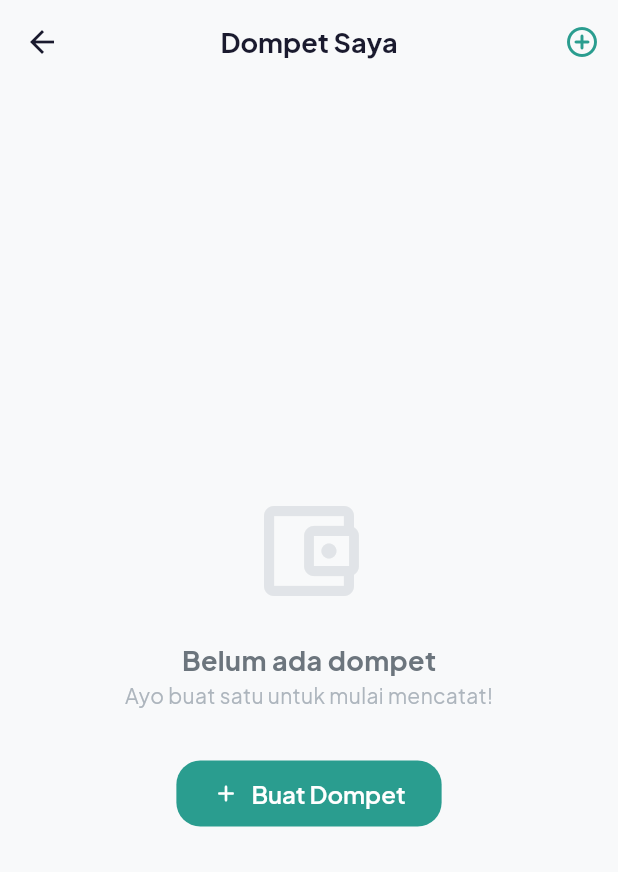
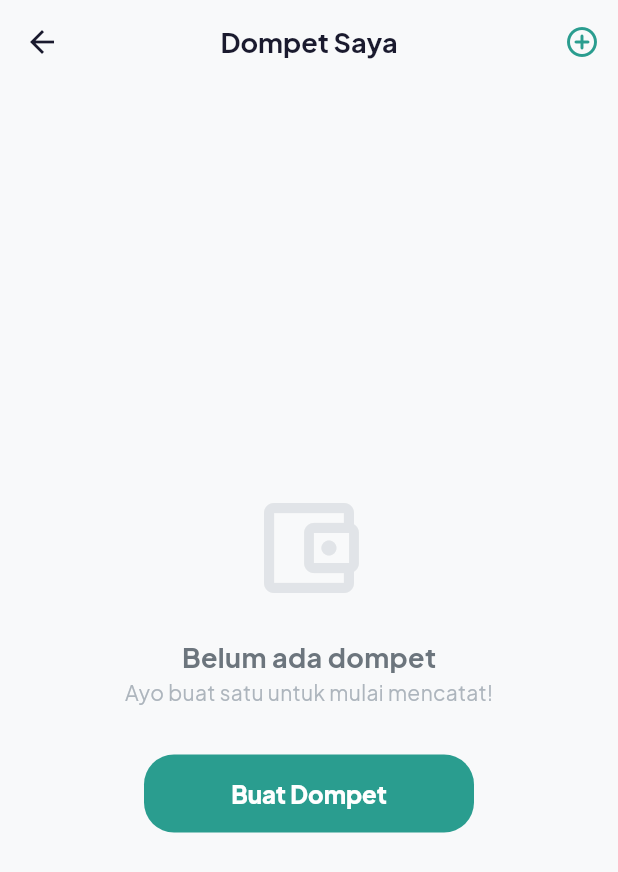
Before and after one commit to MyusiZ3/MyDuitGweh, a Flutter app: the WalletScreen screen opened directly, on a phone screen of 412 x 824 dp. Shown: the top 872 px of the screen. Run offline on Flutter 3.47's test engine with Material 3 defaults, Android fonts, the phone set to English and light mode, and no system bars; our stand-ins replace cloud_firestore, csv, firebase_auth, firebase_core, fl_chart, flutter_local_notifications and 8 more; accounts and stored records are empty.

Commit message:
feat(wallet): identify transaction creators to enhance colab insights
- Inject `createdByName` transparently via FirebaseAuth on add_transaction_screen
- Add layout centering constraint to create-wallet generic empty state
- Show creator name tag intelligently on collaborative wallet transactions

```diff
--- a/lib/models/transaction_model.dart
+++ b/lib/models/transaction_model.dart
@@ -9,6 +9,7 @@ class TransactionModel {
   final String category;
   final String note;
   final String createdBy;
+  final String createdByName;
   final DateTime date;
 
   TransactionModel({
@@ -19,6 +20,7 @@ class TransactionModel {
     required this.category,
     required this.note,
     required this.createdBy,
+    required this.createdByName,
     required this.date,
   });
 
@@ -31,6 +33,7 @@ class TransactionModel {
       category: json['category'] as String,
       note: json['note'] as String? ?? '',
       createdBy: json['createdBy'] as String,
+      createdByName: json['createdByName'] as String? ?? 'Teman Kamu',
       date: (json['date'] as Timestamp).toDate(),
     );
   }
@@ -43,6 +46,7 @@ class TransactionModel {
       'category': category,
       'note': note,
       'createdBy': createdBy,
+      'createdByName': createdByName,
       'date': Timestamp.fromDate(date),
     };
   }
@@ -58,6 +62,7 @@ class TransactionModel {
     String? category,
     String? note,
     String? createdBy,
+    String? createdByName,
     DateTime? date,
   }) {
     return TransactionModel(
@@ -68,6 +73,7 @@ class TransactionModel {
       category: category ?? this.category,
       note: note ?? this.note,
       createdBy: createdBy ?? this.createdBy,
+      createdByName: createdByName ?? this.createdByName,
       date: date ?? this.date,
     );
   }
--- a/lib/screens/add_transaction_screen.dart
+++ b/lib/screens/add_transaction_screen.dart
@@ -77,6 +77,7 @@ class _AddTransactionScreenState extends State<AddTransactionScreen> {
         category: _selectedCategory!,
         note: _noteController.text.trim(),
         createdBy: _uid,
+        createdByName: FirebaseAuth.instance.currentUser?.displayName ?? 'Anonim',
         date: DateTime.now(),
       );
 
--- a/lib/screens/wallet_screen.dart
+++ b/lib/screens/wallet_screen.dart
@@ -410,7 +410,19 @@ class _WalletScreenState extends State<WalletScreen> {
                               ),
                             ),
                             title: Text(t.category, style: const TextStyle(fontWeight: FontWeight.bold)),
-                            subtitle: Text(DateFormat('dd MMM yyyy').format(t.date)),
+                            subtitle: Column(
+                              crossAxisAlignment: CrossAxisAlignment.start,
+                              children: [
+                                Text(DateFormat('dd MMM yyyy • HH:mm').format(t.date), style: const TextStyle(fontSize: 12)),
+                                if (wallet.isColab) ...[
+                                  const SizedBox(height: 2),
+                                  Text(
+                                    'Dibuat oleh: ${t.createdByName}',
+                                    style: const TextStyle(fontSize: 12, color: AppColors.primary, fontWeight: FontWeight.w600),
+                                  ),
+                                ]
+                              ],
+                            ),
                             trailing: Text(
                               '${t.isIncome ? '+' : '-'}${CurrencyFormatter.formatCurrency(t.amount)}',
                               style: TextStyle(
@@ -442,15 +454,18 @@ class _WalletScreenState extends State<WalletScreen> {
           const Text('Belum ada dompet', style: TextStyle(fontSize: 18, fontWeight: FontWeight.bold)),
           const Text('Ayo buat satu untuk mulai mencatat!', style: TextStyle(color: AppColors.textHint)),
           const SizedBox(height: 32),
-          ElevatedButton.icon(
-            onPressed: _showCreateWalletDialog,
-            icon: const Icon(Icons.add_rounded),
-            label: const Text('Buat Dompet'),
-            style: ElevatedButton.styleFrom(
-              backgroundColor: AppColors.primary,
-              foregroundColor: Colors.white,
-              padding: const EdgeInsets.symmetric(horizontal: 24, vertical: 12),
-              shape: RoundedRectangleBorder(borderRadius: BorderRadius.circular(16)),
+          SizedBox(
+            width: 220, // Give it a fixed width for better balance
+            height: 52,
+            child: ElevatedButton(
+              onPressed: _showCreateWalletDialog,
+              style: ElevatedButton.styleFrom(
+                backgroundColor: AppColors.primary,
+                foregroundColor: Colors.white,
+                elevation: 0,
+                shape: RoundedRectangleBorder(borderRadius: BorderRadius.circular(20)),
+              ),
+              child: const Text('Buat Dompet', style: TextStyle(fontWeight: FontWeight.w800, fontSize: 16)),
             ),
           ),
         ],
```
